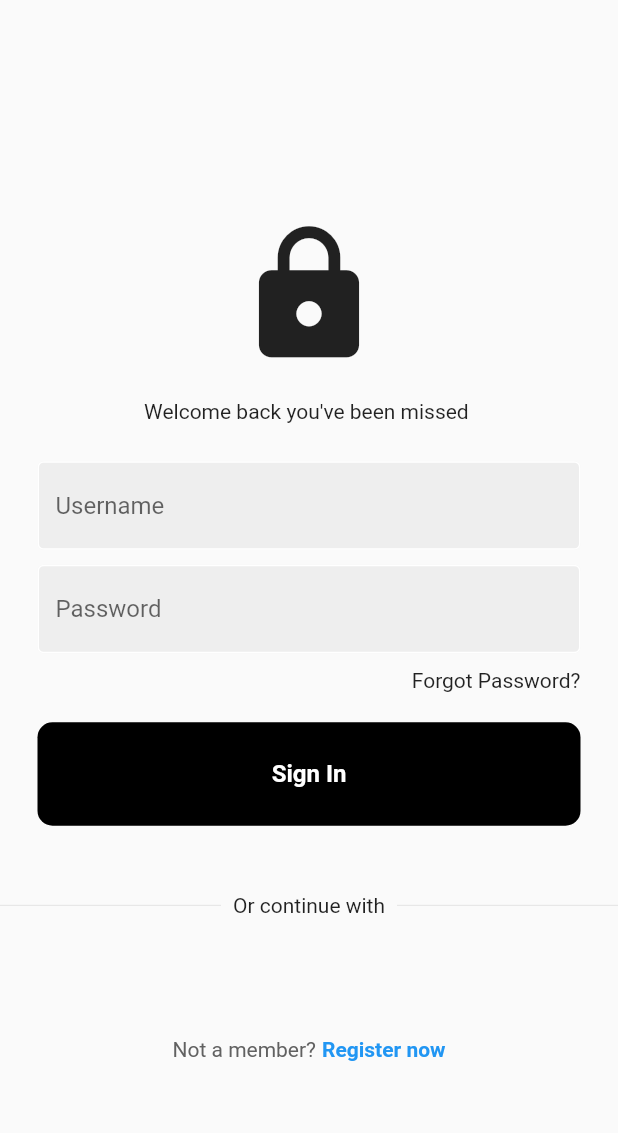
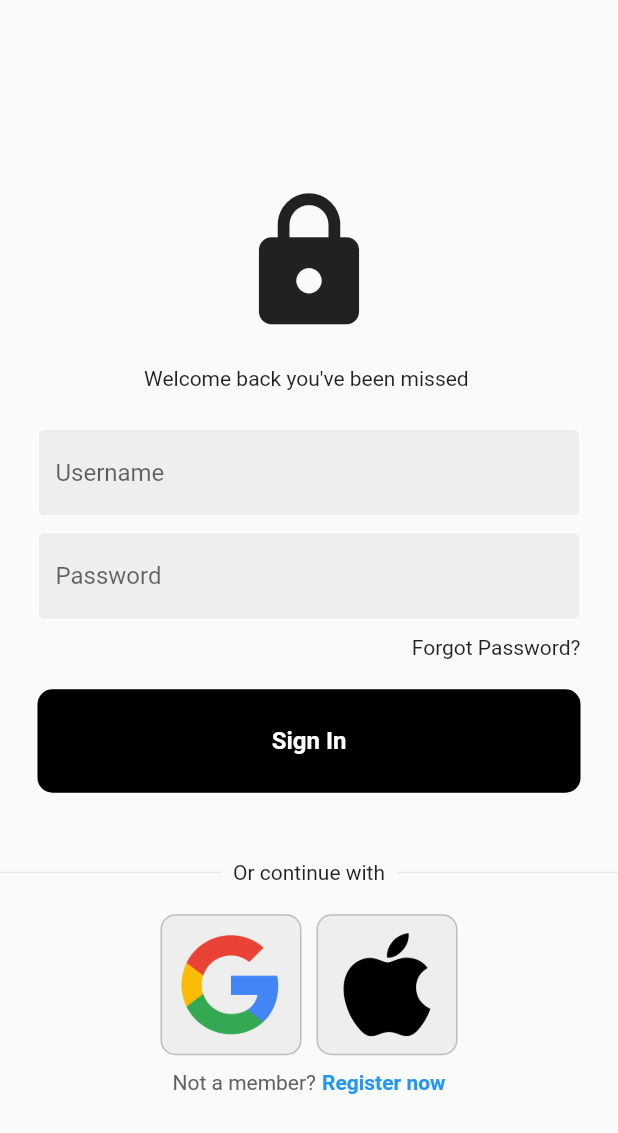
Before and after one commit to msamichael/Flutter_Login_Screen_UI, a Flutter app: the screen it shows after launch, on a phone screen of 412 x 824 dp. Shown: the top 1133 px of the screen. Run offline on Flutter 3.47's test engine with Material 2 defaults, Android fonts, the phone set to English and light mode, and no system bars.

Commit message:
added login ui

```diff
--- a/lib/components/my_button.dart
+++ b/lib/components/my_button.dart
@@ -2,11 +2,16 @@
 import'package:flutter/material.dart';
 
 class MyButton extends StatelessWidget {
-  const MyButton({super.key});
+
+final Function()? onTap;
+
+  const MyButton({super.key, required this.onTap});
 
   @override
   Widget build(BuildContext context) {
-    return Container(
+    return GestureDetector(
+      onTap: onTap,
+      child: Container(
                 margin: const EdgeInsets.symmetric(horizontal: 25),
                 padding: const EdgeInsets.all(25),
                 decoration: BoxDecoration(
@@ -19,6 +24,7 @@ class MyButton extends StatelessWidget {
                       fontWeight: FontWeight.bold,
                       fontSize: 16),
                 )),
+              ),
     );
   }
 }
--- /dev/null
+++ b/lib/components/square_tile.dart
@@ -0,0 +1,27 @@
+import 'package:flutter/material.dart';
+
+class Squaretile extends StatelessWidget {
+  String image;
+
+   Squaretile({
+    super.key,
+    required this.image,
+    });
+
+  @override
+  Widget build(BuildContext context) {
+    return Container(
+
+                  padding: EdgeInsets.all(10),
+                  decoration: BoxDecoration(
+                    color: Colors.grey.shade200,
+                    border: Border.all(color: Colors.grey.shade400),
+                    borderRadius: BorderRadius.circular(10)
+                  ),
+                  child: Image.asset(
+                    image,
+                    height: 72,
+                    ),
+                );
+  }
+}
--- a/lib/pages/login_screen.dart
+++ b/lib/pages/login_screen.dart
@@ -1,12 +1,15 @@
 import 'package:flutter/material.dart';
 import 'package:login_screen_ui/components/my_button.dart';
 import 'package:login_screen_ui/components/my_textfield.dart';
+import 'package:login_screen_ui/components/square_tile.dart';
 
 class LoginPage extends StatelessWidget {
 LoginPage({super.key});
 
 final passwordController = TextEditingController();
   final usernameController = TextEditingController();
+
+  void signUserIn(){}
 
 
 
@@ -58,7 +61,7 @@ final passwordController = TextEditingController();
               ),
             ),
             const SizedBox(height: 20),
-            const MyButton(),
+             MyButton(onTap: signUserIn ,),
             const SizedBox(
               height: 45,
             ),
@@ -79,8 +82,19 @@ final passwordController = TextEditingController();
               ],
             ),
             const SizedBox(
-              height: 80,
+              height: 20,
             ),
+            Row(
+              mainAxisAlignment: MainAxisAlignment.center,
+              children: [
+                Squaretile(image: 'lib/images/google-logo.png',),
+                SizedBox(width: 10,),
+                Squaretile(image: 'lib/images/apple-logo.png',),
+
+
+              ],
+            ),
+            SizedBox(height: 10,),
             Row(
               mainAxisAlignment: MainAxisAlignment.center,
               children: [
--- a/pubspec.yaml
+++ b/pubspec.yaml
@@ -17,3 +17,6 @@ dev_dependencies:
 
 flutter:
   uses-material-design: true
+
+  assets:
+    - lib/images/
```
Also changed, not shown: lib/images/apple-logo.png (added), lib/images/google-logo.png (added). Lines whose indentation alone changed are shown as unchanged.
